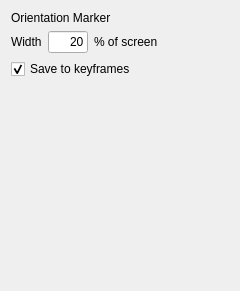
First picture: the form in ui/settings_orientation_marker.ui, repository ShangWangLab/OpenChronoMorphViewer, before the edit.
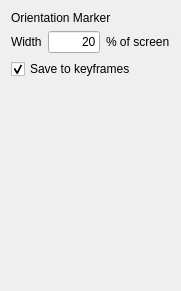
Second picture: the form after the edit.

Commit message: Improved the UI for macOS and Windows

```diff
--- a/ui/settings_orientation_marker.ui
+++ b/ui/settings_orientation_marker.ui
@@ -6,7 +6,7 @@
    <rect>
     <x>0</x>
     <y>0</y>
-    <width>240</width>
+    <width>181</width>
     <height>291</height>
    </rect>
   </property>
@@ -68,16 +68,10 @@
      </item>
      <item>
       <widget class="QLineEdit" name="edit_width">
-       <property name="sizePolicy">
-        <sizepolicy hsizetype="Maximum" vsizetype="Fixed">
-         <horstretch>0</horstretch>
-         <verstretch>0</verstretch>
-        </sizepolicy>
-       </property>
-       <property name="maximumSize">
+       <property name="minimumSize">
         <size>
-         <width>40</width>
-         <height>16777215</height>
+         <width>10</width>
+         <height>0</height>
         </size>
        </property>
        <property name="text">
@@ -90,6 +84,12 @@
      </item>
      <item>
       <widget class="QLabel" name="label_unit">
+       <property name="sizePolicy">
+        <sizepolicy hsizetype="Fixed" vsizetype="Preferred">
+         <horstretch>0</horstretch>
+         <verstretch>0</verstretch>
+        </sizepolicy>
+       </property>
        <property name="text">
         <string>% of screen</string>
        </property>
```
The commit also changes 6 other files.
